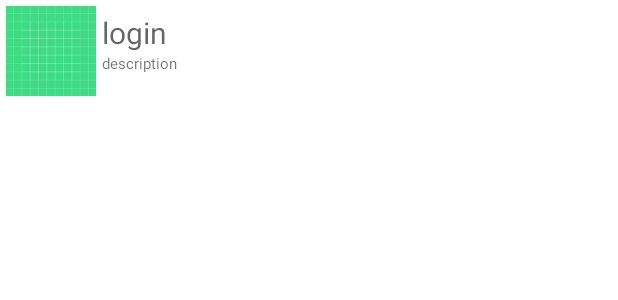
After one commit to EvgenNaumov/RxJava_Dagger_Moxy, an Android app: the layout item_user.xml on its own in the app's theme, with its tools: preview values and no code run, on a phone screen of 412 x 824 dp. The commit adds this screen. Shown: the top 300 px of the screen. Run offline under Robolectric (Android 15) with nearby library versions, the phone set to English and light mode, and no system bars.

Commit message:
HW2 add recycler view

```diff
--- a/app/build.gradle
+++ b/app/build.gradle
@@ -2,6 +2,7 @@ plugins {
     id 'com.android.application'
     id 'org.jetbrains.kotlin.android'
     id 'kotlin-kapt'
+    id 'kotlin-parcelize'
 }
 
 android {
--- a/app/src/main/java/com/naumov/appmvp/CountersModel.kt
+++ b/app/src/main/java/com/naumov/appmvp/repository/impl/CountersRepository.kt
@@ -1,6 +1,6 @@
-package com.naumov.appmvp
+package com.naumov.appmvp.repository.impl
 
-class CountersModel {
+class CountersRepository {
 
     val counters = mutableListOf(0,0,0)
 
--- /dev/null
+++ b/app/src/main/res/layout/item_user.xml
@@ -0,0 +1,47 @@
+<?xml version="1.0" encoding="utf-8"?>
+<LinearLayout xmlns:android="http://schemas.android.com/apk/res/android"
+    android:layout_width="match_parent"
+    android:layout_height="wrap_content">
+
+    <LinearLayout
+        android:layout_width="match_parent"
+        android:layout_height="wrap_content"
+        android:orientation="horizontal"
+        android:padding="4dp">
+
+        <ImageView
+            android:id="@+id/foto_image"
+            android:layout_width="60dp"
+            android:layout_height="60dp"
+            android:src="@drawable/ic_launcher_background"/>
+
+        <LinearLayout
+            android:layout_width="match_parent"
+            android:layout_height="match_parent"
+            android:orientation="vertical"
+            android:padding="4dp"
+            >
+
+            <TextView
+                android:id="@+id/login_user_text_view"
+                android:layout_width="match_parent"
+                android:layout_height="wrap_content"
+                android:textSize="20dp"
+                android:layout_gravity="top"
+                android:hint="@string/login"/>
+
+            <TextView
+                android:id="@+id/description_text_view"
+                android:layout_width="match_parent"
+                android:layout_height="0dp"
+                android:text="description"
+                android:textSize="10dp"
+                android:layout_gravity="bottom"
+                android:layout_weight="1"/>
+        </LinearLayout>
+
+    </LinearLayout>
+
+
+
+</LinearLayout>
--- a/app/src/main/res/values/strings.xml
+++ b/app/src/main/res/values/strings.xml
@@ -3,4 +3,5 @@
     <string name="counter_one">Счетчик 1</string>
     <string name="counter_two">Счетчик 2</string>
     <string name="counter_three">Счетчик 3</string>
+    <string name="login">login</string>
 </resources>
```
Also changed, not shown: app/src/main/java/com/naumov/appmvp/MainActivity.kt (+17 -25 lines), app/src/main/java/com/naumov/appmvp/MainPresenter.kt (+5 -15 lines), app/src/main/java/com/naumov/appmvp/MainView.kt (+3 -6 lines), app/src/main/java/com/naumov/appmvp/model/GithubUserEntity.kt (added, +7 -0 lines), app/src/main/java/com/naumov/appmvp/recycler/UsersAdapter.kt (added, +38 -0 lines), app/src/main/java/com/naumov/appmvp/recycler/UsersViewHolder.kt (added, +19 -0 lines), app/src/main/java/com/naumov/appmvp/repository/GithubInterface.kt (added, +7 -0 lines), app/src/main/java/com/naumov/appmvp/repository/impl/GithubRepositoryImpl.kt (added, +17 -0 lines), app/src/main/res/layout/activity_main.xml (+9 -37 lines).
